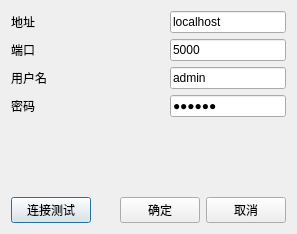
Before: the Qt Designer form DatabaseConfigDlg.ui in wanlong1215/test, drawn with Qt 5.
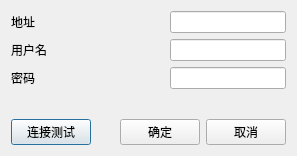
After: the same form once the commit is applied.

Diff of the .ui file:
```diff
--- a/DatabaseConfigDlg.ui
+++ b/DatabaseConfigDlg.ui
@@ -7,7 +7,7 @@
     <x>0</x>
     <y>0</y>
     <width>297</width>
-    <height>234</height>
+    <height>156</height>
    </rect>
   </property>
   <property name="windowTitle">
@@ -23,7 +23,7 @@
        </property>
       </widget>
      </item>
-     <item row="2" column="0">
+     <item row="1" column="0">
       <widget class="QLabel" name="label_3">
        <property name="text">
         <string>用户名</string>
@@ -33,7 +33,7 @@
      <item row="1" column="2">
       <widget class="QLineEdit" name="lineEdit_2">
        <property name="text">
-        <string>5000</string>
+        <string/>
        </property>
        <property name="alignment">
         <set>Qt::AlignLeading|Qt::AlignLeft|Qt::AlignVCenter</set>
@@ -43,31 +43,7 @@
      <item row="2" column="2">
       <widget class="QLineEdit" name="lineEdit_3">
        <property name="text">
-        <string>admin</string>
-       </property>
-       <property name="alignment">
-        <set>Qt::AlignLeading|Qt::AlignLeft|Qt::AlignVCenter</set>
-       </property>
-      </widget>
-     </item>
-     <item row="1" column="0">
-      <widget class="QLabel" name="label_2">
-       <property name="text">
-        <string>端口</string>
-       </property>
-      </widget>
-     </item>
-     <item row="3" column="0">
-      <widget class="QLabel" name="label_4">
-       <property name="text">
-        <string>密码</string>
-       </property>
-      </widget>
-     </item>
-     <item row="3" column="2">
-      <widget class="QLineEdit" name="lineEdit_4">
-       <property name="text">
-        <string>123456</string>
+        <string/>
        </property>
        <property name="echoMode">
         <enum>QLineEdit::Password</enum>
@@ -77,13 +53,10 @@
        </property>
       </widget>
      </item>
-     <item row="0" column="2">
-      <widget class="QLineEdit" name="lineEdit">
+     <item row="2" column="0">
+      <widget class="QLabel" name="label_4">
        <property name="text">
-        <string>localhost</string>
-       </property>
-       <property name="alignment">
-        <set>Qt::AlignLeading|Qt::AlignLeft|Qt::AlignVCenter</set>
+        <string>密码</string>
        </property>
       </widget>
      </item>
@@ -100,6 +73,16 @@
        </property>
       </spacer>
      </item>
+     <item row="0" column="2">
+      <widget class="QLineEdit" name="leIP">
+       <property name="text">
+        <string/>
+       </property>
+       <property name="alignment">
+        <set>Qt::AlignLeading|Qt::AlignLeft|Qt::AlignVCenter</set>
+       </property>
+      </widget>
+     </item>
     </layout>
    </item>
    <item>
```
Left out of the diff: 10 changed lines with no effect on the pictures.
